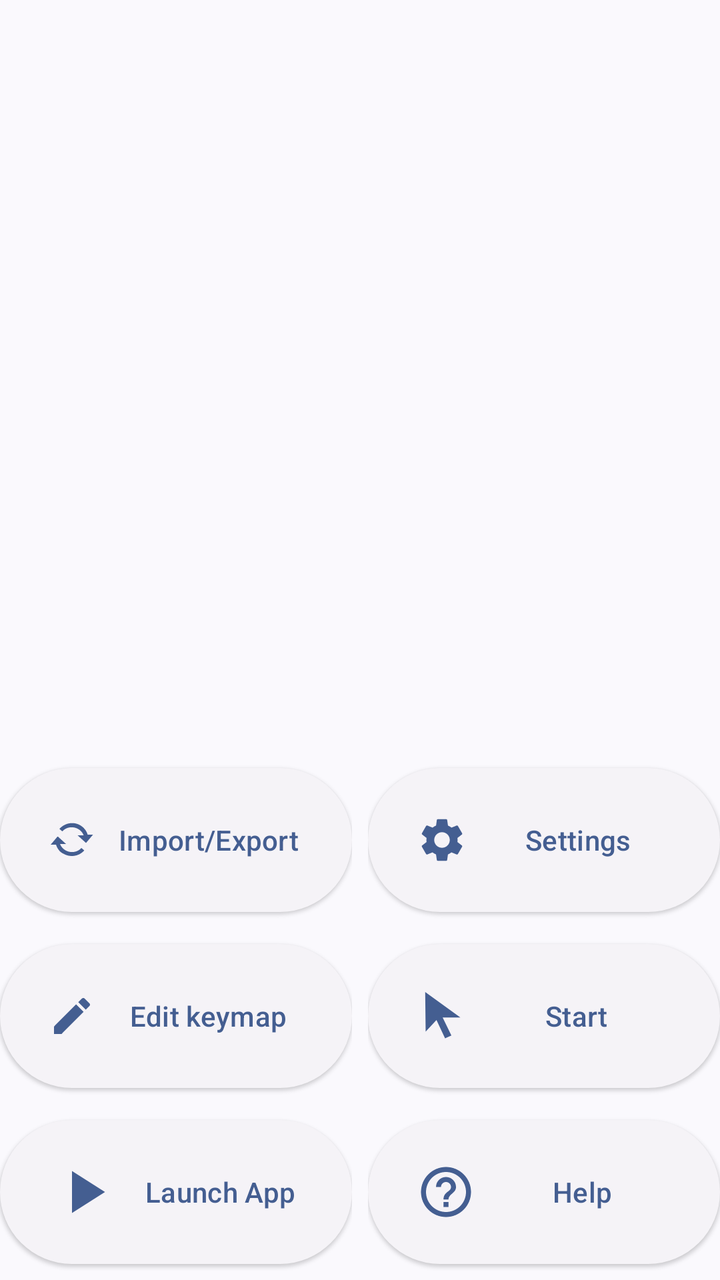
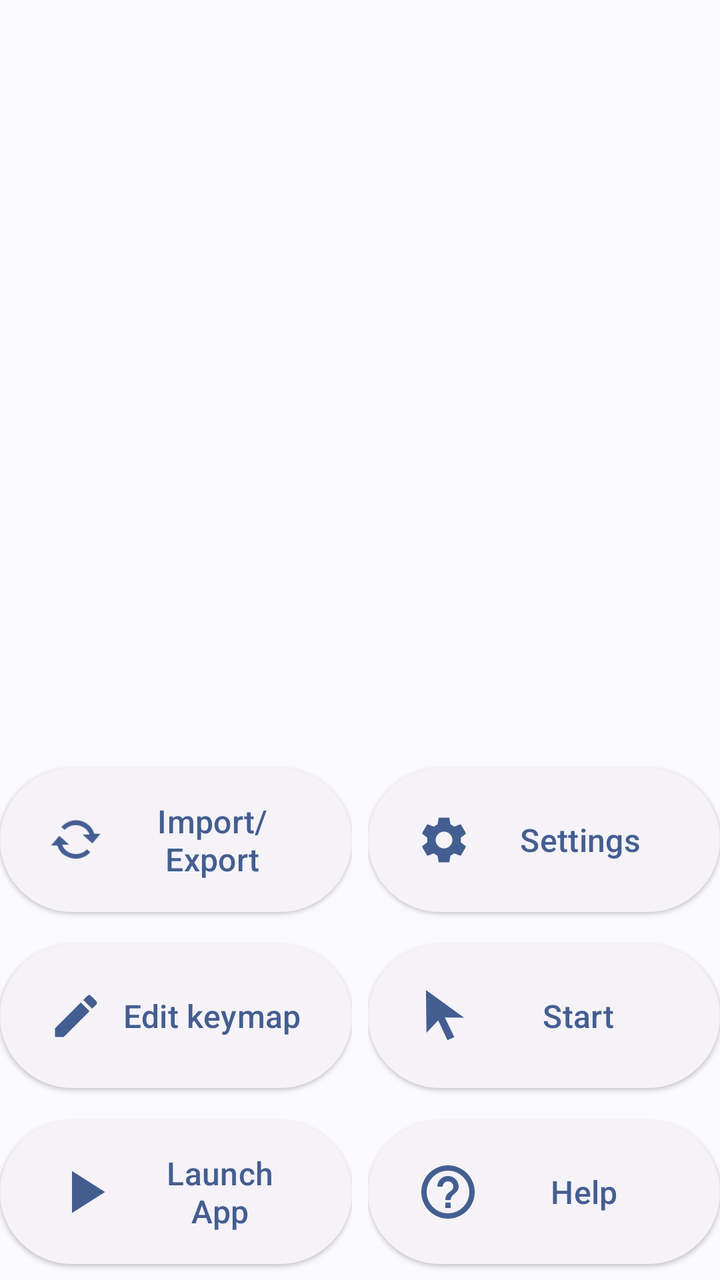

Two renders of the same Android screen: before a commit and after it. Below are the layout's source before the change and the commit's diff.
<!-- AndroidManifest.xml: application theme Theme.XtMapper -->
<!-- res/layout/activity_main_controls.xml -->
<androidx.constraintlayout.widget.ConstraintLayout android:layout_width="match_parent"
    android:layout_height="wrap_content"
    android:layout_marginBottom="20dp"
    app:layout_constraintBottom_toBottomOf="parent"
    android:gravity="bottom"
    xmlns:android="http://schemas.android.com/apk/res/android"
    xmlns:app="http://schemas.android.com/apk/res-auto">

    <LinearLayout
        android:id="@+id/L1"
        android:layout_width="0dp"
        android:layout_height="wrap_content"
        android:layout_marginRight="4dp"
        android:orientation="vertical"
        app:layout_constraintBottom_toBottomOf="parent"
        app:layout_constraintLeft_toLeftOf="parent"
        app:layout_constraintRight_toLeftOf="@id/L2">

        <com.google.android.material.button.MaterialButton
            style="@style/Widget.Material3.Button.ElevatedButton"
            android:id="@+id/import_export_button"
            android:layout_width="match_parent"
            android:layout_height="80dp"
            android:layout_marginVertical="4dp"
            android:drawablePadding="110dp"
            android:text="@string/import_export"
            app:icon="@android:drawable/stat_notify_sync"
            app:iconSize="24dp" />

        <com.google.android.material.button.MaterialButton
            style="@style/Widget.Material3.Button.ElevatedButton"
            android:id="@+id/start_editor"
            android:layout_width="match_parent"
            android:layout_height="80dp"
            android:layout_marginVertical="4dp"
            android:drawablePadding="110dp"
            android:text="@string/edit_keymap"
            app:icon="@drawable/ic_create_white_36dp"
            app:iconSize="24dp" />

        <com.google.android.material.button.MaterialButton
            style="@style/Widget.Material3.Button.ElevatedButton"
            android:id="@+id/launch_app"
            android:layout_width="match_parent"
            android:layout_height="80dp"
            android:layout_marginVertical="4dp"
            android:text="@string/launch_app"
            app:icon="@drawable/ic_start_button"
            app:iconSize="36dp" />

    </LinearLayout>

    <LinearLayout
        android:id="@+id/L2"
        android:layout_width="0dp"
        android:layout_height="wrap_content"
        android:orientation="vertical"
        app:layout_constraintLeft_toRightOf="@id/L1"
        app:layout_constraintRight_toRightOf="parent"
        android:layout_marginLeft="4dp"
        app:layout_constraintBottom_toBottomOf="parent">

        <com.google.android.material.button.MaterialButton
            style="@style/Widget.Material3.Button.ElevatedButton"
            android:id="@+id/config_button"
            android:layout_width="match_parent"
            android:layout_height="80dp"
            android:layout_marginVertical="4dp"
            android:text="@string/configure"
            app:icon="@drawable/ic_baseline_settings_24"
            app:iconSize="26dp" />

        <com.google.android.material.button.MaterialButton
            style="@style/Widget.Material3.Button.ElevatedButton"
            android:id="@+id/start_pointer"
            android:layout_width="match_parent"
            android:layout_height="80dp"
            android:layout_marginVertical="4dp"
            android:text="@string/start"
            app:icon="@drawable/ic_pointer_arrow"
            app:iconSize="24dp"/>

        <com.google.android.material.button.MaterialButton
            style="@style/Widget.Material3.Button.ElevatedButton"
            android:id="@+id/about_button"
            android:layout_width="match_parent"
            android:layout_height="80dp"
            android:layout_marginVertical="4dp"
            android:text="@string/help"
            app:icon="@drawable/ic_baseline_help_outline_24"
            app:iconSize="30dp" />
    </LinearLayout>

</androidx.constraintlayout.widget.ConstraintLayout>
<!-- resources referenced by this layout -->
<resources>
  <!-- drawable ic_baseline_help_outline_24 (drawable) -->
  <vector android:autoMirrored="true" android:height="24dp"
      android:tint="#FFFFFF" android:viewportHeight="24"
      android:viewportWidth="24" android:width="24dp" xmlns:android="http://schemas.android.com/apk/res/android">
      <path android:fillColor="@android:color/white"
          android:pathData="M11,18h2v-2h-2v2zM12,2C6.48,2 2,6.48 2,12s4.48,10 10,10 10,-4.48 10,-10S17.52,2 12,2zM12,20c-4.41,0 -8,-3.59 -8,-8s3.59,-8 8,-8 8,3.59 8,8 -3.59,8 -8,8zM12,6c-2.21,0 -4,1.79 -4,4h2c0,-1.1 0.9,-2 2,-2s2,0.9 2,2c0,2 -3,1.75 -3,5h2c0,-2.25 3,-2.5 3,-5 0,-2.21 -1.79,-4 -4,-4z"/>
  </vector>
  <!-- drawable ic_baseline_settings_24 (drawable) -->
  <vector android:height="24dp" android:tint="#FFFFFF"
      android:viewportHeight="24" android:viewportWidth="24"
      android:width="24dp" xmlns:android="http://schemas.android.com/apk/res/android">
      <path android:fillColor="@android:color/white" android:pathData="M19.14,12.94c0.04,-0.3 0.06,-0.61 0.06,-0.94c0,-0.32 -0.02,-0.64 -0.07,-0.94l2.03,-1.58c0.18,-0.14 0.23,-0.41 0.12,-0.61l-1.92,-3.32c-0.12,-0.22 -0.37,-0.29 -0.59,-0.22l-2.39,0.96c-0.5,-0.38 -1.03,-0.7 -1.62,-0.94L14.4,2.81c-0.04,-0.24 -0.24,-0.41 -0.48,-0.41h-3.84c-0.24,0 -0.43,0.17 -0.47,0.41L9.25,5.35C8.66,5.59 8.12,5.92 7.63,6.29L5.24,5.33c-0.22,-0.08 -0.47,0 -0.59,0.22L2.74,8.87C2.62,9.08 2.66,9.34 2.86,9.48l2.03,1.58C4.84,11.36 4.8,11.69 4.8,12s0.02,0.64 0.07,0.94l-2.03,1.58c-0.18,0.14 -0.23,0.41 -0.12,0.61l1.92,3.32c0.12,0.22 0.37,0.29 0.59,0.22l2.39,-0.96c0.5,0.38 1.03,0.7 1.62,0.94l0.36,2.54c0.05,0.24 0.24,0.41 0.48,0.41h3.84c0.24,0 0.44,-0.17 0.47,-0.41l0.36,-2.54c0.59,-0.24 1.13,-0.56 1.62,-0.94l2.39,0.96c0.22,0.08 0.47,0 0.59,-0.22l1.92,-3.32c0.12,-0.22 0.07,-0.47 -0.12,-0.61L19.14,12.94zM12,15.6c-1.98,0 -3.6,-1.62 -3.6,-3.6s1.62,-3.6 3.6,-3.6s3.6,1.62 3.6,3.6S13.98,15.6 12,15.6z"/>
  </vector>
  <!-- drawable ic_create_white_36dp (drawable) -->
  <vector
      android:tint="#FFFFFF"
      android:viewportHeight="24.0" android:viewportWidth="24.0"
      android:width="36dp" android:height="36dp"
      xmlns:android="http://schemas.android.com/apk/res/android">
      <path android:fillColor="#FFFFFFFF"
          android:pathData="M3,17.25V21h3.75L17.81,9.94l-3.75,-3.75L3,17.25zM20.71,7.04c0.39,-0.39 0.39,-1.02 0,-1.41l-2.34,-2.34c-0.39,-0.39 -1.02,-0.39 -1.41,0l-1.83,1.83 3.75,3.75 1.83,-1.83z"/>
  </vector>
  <!-- drawable ic_pointer_arrow (drawable) -->
  <vector xmlns:android="http://schemas.android.com/apk/res/android"
      android:width="24dp"
      android:height="24dp"
      android:viewportWidth="1"
      android:viewportHeight="1">
    <path
        android:pathData="M10,3.125L10,4.125L11,4.125L11,3.125Z"
        android:fillColor="#00000000"
        android:fillAlpha="1"/>
    <path
        android:pathData="M-0,-0L-0,1L1,1L1,-0Z"
        android:fillColor="#00000000"/>
    <path
        android:pathData="M0.7374,0.9067L0.6055,0.9663L0.4266,0.5836L0.2012,0.8251L0.1914,-0L0.9252,0.5306L0.5553,0.53Z"
        android:strokeLineJoin="miter"
        android:strokeWidth="0"
        android:fillColor="#FFFFFF"
        android:strokeLineCap="butt"/>
  </vector>
  <!-- drawable ic_start_button (drawable) -->
  <vector android:height="24dp" android:tint="#FFFFFF"
      android:viewportHeight="24" android:viewportWidth="24"
      android:width="24dp" xmlns:android="http://schemas.android.com/apk/res/android">
      <path android:fillColor="@android:color/white" android:pathData="M8,5v14l11,-7z"/>
  </vector>
  <string name="configure">Settings</string>
  <string name="edit_keymap">Edit keymap</string>
  <string name="help">Help</string>
  <string name="import_export">Import/Export</string>
  <string name="launch_app">Launch App</string>
  <string name="start">Start</string>
  <style name="Theme.XtMapper" parent="Theme.Material3.DynamicColors.DayNight.NoActionBar">
          <item name="android:statusBarColor">?android:colorBackground</item>
      </style>
</resources>

<!-- the commit's change to res/layout/activity_main_controls.xml (unified diff, before → after) -->
@@ -21,11 +21,11 @@
             android:id="@+id/import_export_button"
             android:layout_width="match_parent"
             android:layout_height="80dp"
+            android:textSize="16sp"
             android:layout_marginVertical="4dp"
-            android:drawablePadding="110dp"
             android:text="@string/import_export"
             app:icon="@android:drawable/stat_notify_sync"
-            app:iconSize="24dp" />
+            app:iconSize="28dp" />
 
         <com.google.android.material.button.MaterialButton
             style="@style/Widget.Material3.Button.ElevatedButton"
@@ -33,16 +33,17 @@
             android:layout_width="match_parent"
             android:layout_height="80dp"
             android:layout_marginVertical="4dp"
-            android:drawablePadding="110dp"
+            android:textSize="16sp"
             android:text="@string/edit_keymap"
             app:icon="@drawable/ic_create_white_36dp"
-            app:iconSize="24dp" />
+            app:iconSize="28dp" />
 
         <com.google.android.material.button.MaterialButton
             style="@style/Widget.Material3.Button.ElevatedButton"
             android:id="@+id/launch_app"
             android:layout_width="match_parent"
             android:layout_height="80dp"
+            android:textSize="16sp"
             android:layout_marginVertical="4dp"
             android:text="@string/launch_app"
             app:icon="@drawable/ic_start_button"
@@ -66,19 +67,21 @@
             android:layout_width="match_parent"
             android:layout_height="80dp"
             android:layout_marginVertical="4dp"
+            android:textSize="16sp"
             android:text="@string/configure"
             app:icon="@drawable/ic_baseline_settings_24"
-            app:iconSize="26dp" />
+            app:iconSize="28dp" />
 
         <com.google.android.material.button.MaterialButton
             style="@style/Widget.Material3.Button.ElevatedButton"
             android:id="@+id/start_pointer"
             android:layout_width="match_parent"
             android:layout_height="80dp"
+            android:textSize="16sp"
             android:layout_marginVertical="4dp"
             android:text="@string/start"
             app:icon="@drawable/ic_pointer_arrow"
-            app:iconSize="24dp"/>
+            app:iconSize="26dp"/>
 
         <com.google.android.material.button.MaterialButton
             style="@style/Widget.Material3.Button.ElevatedButton"
@@ -86,9 +89,10 @@
             android:layout_width="match_parent"
             android:layout_height="80dp"
             android:layout_marginVertical="4dp"
+            android:textSize="16sp"
             android:text="@string/help"
             app:icon="@drawable/ic_baseline_help_outline_24"
-            app:iconSize="30dp" />
+            app:iconSize="32dp" />
     </LinearLayout>
 
 </androidx.constraintlayout.widget.ConstraintLayout>
